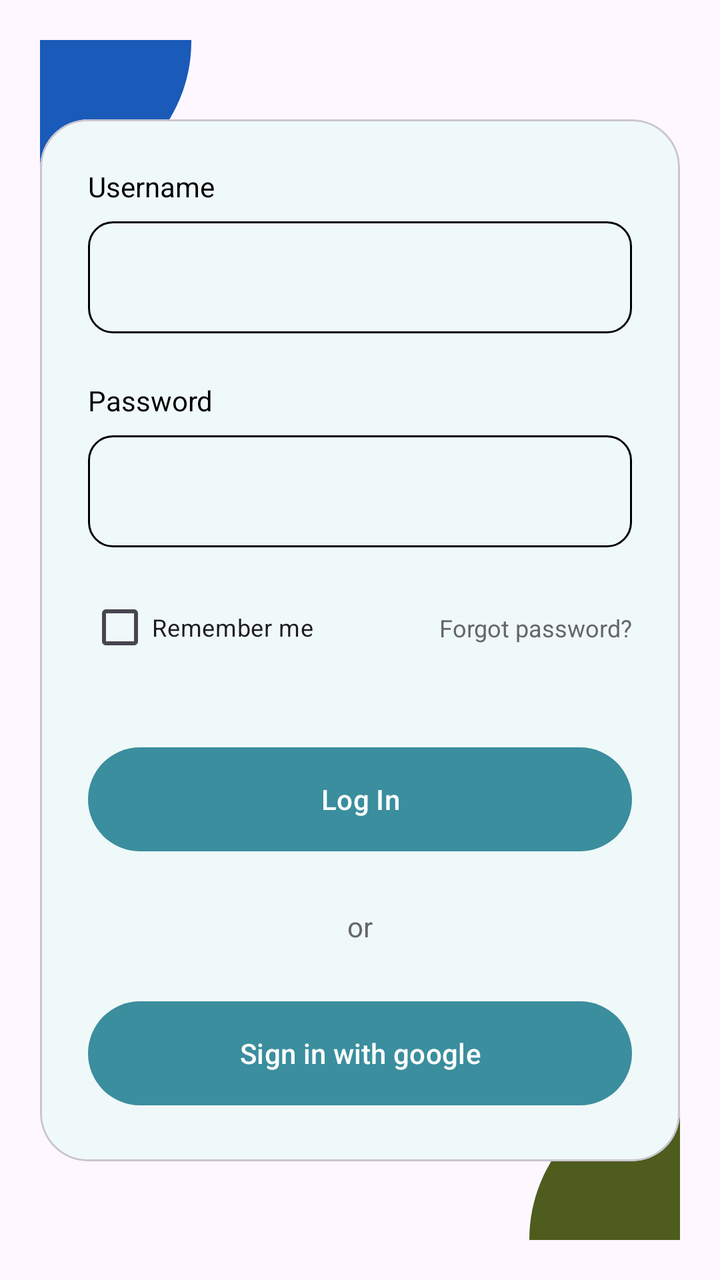
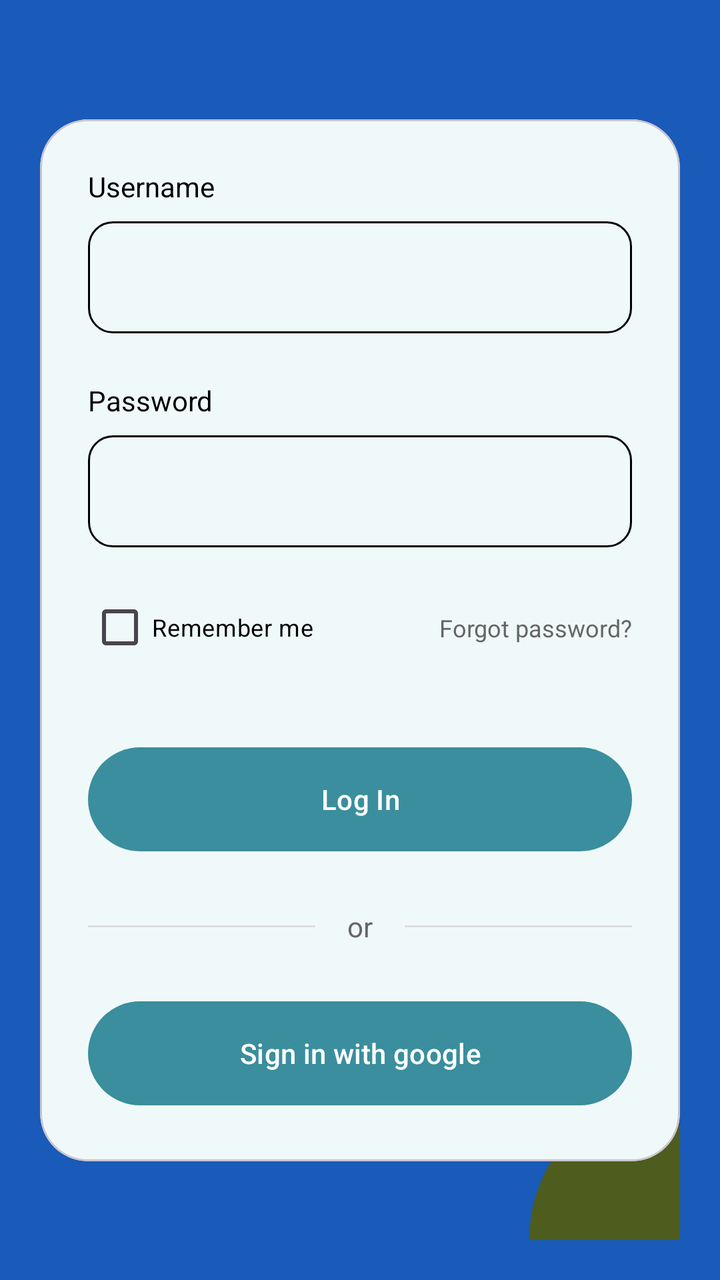

Compare the two renders of this Android layout. The source of the first and the diff that turns it into the second are given below.
<!-- AndroidManifest.xml: application theme Theme.PharmaFind -->
<!-- res/layout/dialog_login.xml -->
<?xml version="1.0" encoding="utf-8"?>
<androidx.constraintlayout.widget.ConstraintLayout xmlns:android="http://schemas.android.com/apk/res/android"
    xmlns:app="http://schemas.android.com/apk/res-auto"
    android:layout_width="match_parent"
    android:layout_height="wrap_content"
    android:background="@color/primary_dark"
    android:padding="20dp">

    
    <View
        android:layout_width="150dp"
        android:layout_height="150dp"
        android:background="@drawable/circle_background"
        android:backgroundTint="#1A5AB8"
        android:layout_marginTop="-75dp"
        android:layout_marginStart="-75dp"
        app:layout_constraintTop_toTopOf="parent"
        app:layout_constraintStart_toStartOf="parent" />

    <View
        android:layout_width="150dp"
        android:layout_height="150dp"
        android:background="@drawable/circle_background"
        android:backgroundTint="#4E5D1E"
        android:layout_marginBottom="-75dp"
        android:layout_marginEnd="-75dp"
        app:layout_constraintBottom_toBottomOf="parent"
        app:layout_constraintEnd_toEndOf="parent" />

    <com.google.android.material.card.MaterialCardView
        android:layout_width="match_parent"
        android:layout_height="wrap_content"
        app:cardCornerRadius="24dp"
        app:cardElevation="0dp"
        app:cardBackgroundColor="#F0F9F9"
        app:layout_constraintTop_toTopOf="parent"
        app:layout_constraintBottom_toBottomOf="parent">

        <androidx.constraintlayout.widget.ConstraintLayout
            android:layout_width="match_parent"
            android:layout_height="wrap_content"
            android:padding="24dp">

            <TextView
                android:id="@+id/tvUsernameLabel"
                android:layout_width="wrap_content"
                android:layout_height="wrap_content"
                android:text="@string/username"
                android:textColor="@color/black"
                android:textSize="14sp"
                app:layout_constraintStart_toStartOf="parent"
                app:layout_constraintTop_toTopOf="parent" />

            <EditText
                android:id="@+id/etUsername"
                android:layout_width="match_parent"
                android:layout_height="56dp"
                android:layout_marginTop="8dp"
                android:background="@drawable/edittext_background"
                android:inputType="textPersonName"
                android:paddingHorizontal="16dp"
                app:layout_constraintTop_toBottomOf="@id/tvUsernameLabel" />

            <TextView
                android:id="@+id/tvPasswordLabel"
                android:layout_width="wrap_content"
                android:layout_height="wrap_content"
                android:layout_marginTop="24dp"
                android:text="@string/password"
                android:textColor="@color/black"
                android:textSize="14sp"
                app:layout_constraintStart_toStartOf="parent"
                app:layout_constraintTop_toBottomOf="@id/etUsername" />

            <EditText
                android:id="@+id/etPassword"
                android:layout_width="match_parent"
                android:layout_height="56dp"
                android:layout_marginTop="8dp"
                android:background="@drawable/edittext_background"
                android:inputType="textPassword"
                android:paddingHorizontal="16dp"
                app:layout_constraintTop_toBottomOf="@id/tvPasswordLabel" />

            <CheckBox
                android:id="@+id/cbRememberMe"
                android:layout_width="wrap_content"
                android:layout_height="wrap_content"
                android:layout_marginTop="16dp"
                android:text="@string/remember_me"
                android:textSize="12sp"
                app:layout_constraintStart_toStartOf="parent"
                app:layout_constraintTop_toBottomOf="@id/etPassword" />

            <TextView
                android:id="@+id/tvForgotPassword"
                android:layout_width="wrap_content"
                android:layout_height="wrap_content"
                android:text="@string/forgot_password"
                android:textColor="@color/text_gray"
                android:textSize="12sp"
                app:layout_constraintBottom_toBottomOf="@id/cbRememberMe"
                app:layout_constraintEnd_toEndOf="parent"
                app:layout_constraintTop_toTopOf="@id/cbRememberMe" />

            <com.google.android.material.button.MaterialButton
                android:id="@+id/btnLoginSubmit"
                android:layout_width="match_parent"
                android:layout_height="60dp"
                android:layout_marginTop="32dp"
                android:text="@string/log_in"
                android:textAllCaps="false"
                app:cornerRadius="30dp"
                app:backgroundTint="@color/primary_teal"
                app:layout_constraintTop_toBottomOf="@id/cbRememberMe" />

            <View
                android:id="@+id/vDividerLeft"
                android:layout_width="0dp"
                android:layout_height="1dp"
                android:background="@color/divider_color"
                android:layout_marginEnd="16dp"
                app:layout_constraintBottom_toBottomOf="@id/tvOr"
                app:layout_constraintEnd_toStartOf="@id/tvOr"
                app:layout_constraintStart_toStartOf="parent"
                app:layout_constraintTop_toTopOf="@id/tvOr" />

            <TextView
                android:id="@+id/tvOr"
                android:layout_width="wrap_content"
                android:layout_height="wrap_content"
                android:layout_marginTop="24dp"
                android:text="@string/or"
                android:textColor="@color/text_gray"
                app:layout_constraintEnd_toEndOf="parent"
                app:layout_constraintStart_toStartOf="parent"
                app:layout_constraintTop_toBottomOf="@id/btnLoginSubmit" />

            <View
                android:id="@+id/vDividerRight"
                android:layout_width="0dp"
                android:layout_height="1dp"
                android:background="@color/divider_color"
                android:layout_marginStart="16dp"
                app:layout_constraintBottom_toBottomOf="@id/tvOr"
                app:layout_constraintEnd_toEndOf="parent"
                app:layout_constraintStart_toEndOf="@id/tvOr"
                app:layout_constraintTop_toTopOf="@id/tvOr" />

            <com.google.android.material.button.MaterialButton
                android:id="@+id/btnGoogleSignIn"
                android:layout_width="match_parent"
                android:layout_height="60dp"
                android:layout_marginTop="24dp"
                android:text="@string/sign_in_with_google"
                android:textAllCaps="false"
                app:cornerRadius="30dp"
                app:backgroundTint="@color/primary_teal"
                app:layout_constraintTop_toBottomOf="@id/tvOr" />

        </androidx.constraintlayout.widget.ConstraintLayout>
    </com.google.android.material.card.MaterialCardView>

</androidx.constraintlayout.widget.ConstraintLayout>
<!-- resources referenced by this layout -->
<resources>
  <color name="black">#FF000000</color>
  <color name="primary_teal">#3A8E9D</color>
  <color name="text_gray">#666666</color>
  <!-- drawable circle_background (drawable) -->
  <?xml version="1.0" encoding="utf-8"?>
  <shape xmlns:android="http://schemas.android.com/apk/res/android"
      android:shape="oval">
      <solid android:color="#A0D8D8" />
  </shape>
  <!-- drawable edittext_background (drawable) -->
  <?xml version="1.0" encoding="utf-8"?>
  <shape xmlns:android="http://schemas.android.com/apk/res/android">
      <corners android:radius="12dp" />
      <stroke android:width="1dp" android:color="#000000" />
      <solid android:color="@android:color/transparent" />
  </shape>
  <string name="forgot_password">Forgot password?</string>
  <string name="log_in">Log In</string>
  <string name="or">or</string>
  <string name="password">Password</string>
  <string name="remember_me">Remember me</string>
  <string name="sign_in_with_google">Sign in with google</string>
  <string name="username">Username</string>
  <style name="Theme.PharmaFind" parent="Base.Theme.PharmaFind" />
  <style name="Base.Theme.PharmaFind" parent="Theme.Material3.DayNight.NoActionBar">
          
          
      </style>
</resources>

<!-- the commit's change to res/layout/dialog_login.xml (unified diff, before → after) -->
@@ -58,6 +58,7 @@
                 android:layout_marginTop="8dp"
                 android:background="@drawable/edittext_background"
                 android:inputType="textPersonName"
+                android:textColor="@color/black"
                 android:paddingHorizontal="16dp"
                 app:layout_constraintTop_toBottomOf="@id/tvUsernameLabel" />
 
@@ -79,6 +80,7 @@
                 android:layout_marginTop="8dp"
                 android:background="@drawable/edittext_background"
                 android:inputType="textPassword"
+                android:textColor="@color/black"
                 android:paddingHorizontal="16dp"
                 app:layout_constraintTop_toBottomOf="@id/tvPasswordLabel" />
 
@@ -88,6 +90,7 @@
                 android:layout_height="wrap_content"
                 android:layout_marginTop="16dp"
                 android:text="@string/remember_me"
+                android:textColor="@color/black"
                 android:textSize="12sp"
                 app:layout_constraintStart_toStartOf="parent"
                 app:layout_constraintTop_toBottomOf="@id/etPassword" />
<!-- resource entries referenced after the edit -->
@@ -1,6 +1,8 @@
 <!-- resources referenced by this layout -->
 <resources>
   <color name="black">#FF000000</color>
+  <color name="divider_color">#DDDDDD</color>
+  <color name="primary_dark">#1A5AB8</color>
   <color name="primary_teal">#3A8E9D</color>
   <color name="text_gray">#666666</color>
   <!-- drawable circle_background (drawable) -->
